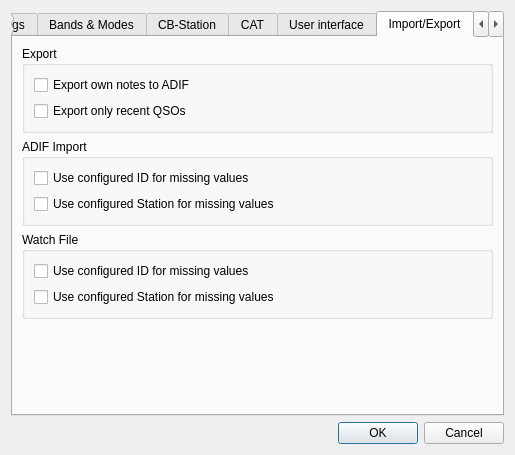
This is ui_files/DragonLog_Settings.ui in gitandy/DragonLog as Qt 5 draws it before an edit. The edited form follows.
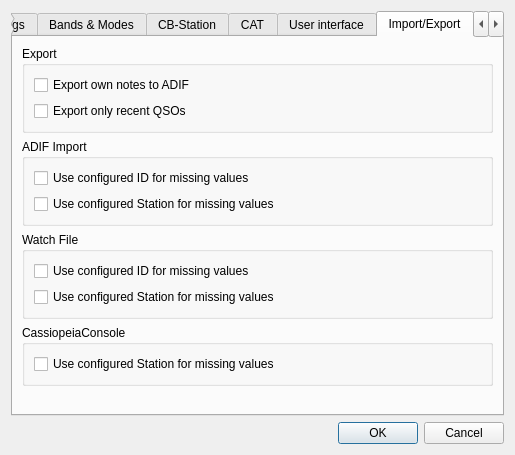
This is the edited form. The open tabs and pages were chosen to show the change.

Commit message: Added parameter to use station data for CC

```diff
--- a/ui_files/DragonLog_Settings.ui
+++ b/ui_files/DragonLog_Settings.ui
@@ -721,6 +721,22 @@
          </layout>
         </widget>
        </item>
+       <item>
+        <widget class="QGroupBox" name="groupBox_10">
+         <property name="title">
+          <string>CassiopeiaConsole</string>
+         </property>
+         <layout class="QVBoxLayout" name="verticalLayout_15">
+          <item>
+           <widget class="QCheckBox" name="useCfgStationCCCheckBox">
+            <property name="text">
+             <string>Use configured Station for missing values</string>
+            </property>
+           </widget>
+          </item>
+         </layout>
+        </widget>
+       </item>
        <item>
         <spacer name="verticalSpacer_8">
          <property name="orientation">
```
Left out of the diff: 2 changed lines with no effect on the pictures. The commit also changes 5 other files.
